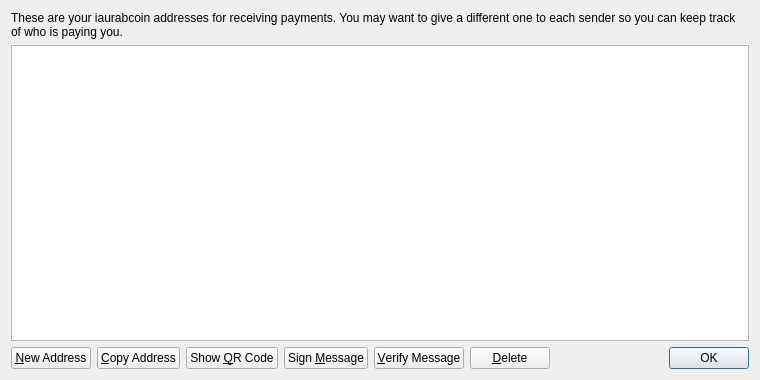
Old version of the form src/qt/forms/addressbookpage.ui in the repository Ferchodev/nuevo.
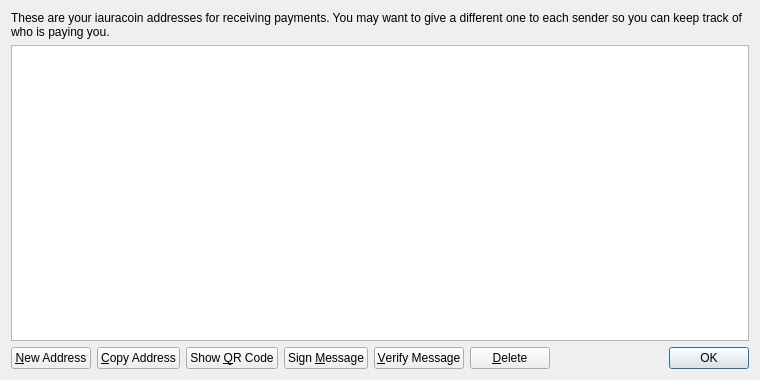
New version of the form. Icons and pictures are not drawn.

Diff of the .ui file:
```diff
--- a/src/qt/forms/addressbookpage.ui
+++ b/src/qt/forms/addressbookpage.ui
@@ -17,7 +17,7 @@
    <item>
     <widget class="QLabel" name="labelExplanation">
      <property name="text">
-      <string>These are your iaurabcoin addresses for receiving payments. You may want to give a different one to each sender so you can keep track of who is paying you.</string>
+      <string>These are your iauracoin addresses for receiving payments. You may want to give a different one to each sender so you can keep track of who is paying you.</string>
      </property>
      <property name="textFormat">
       <enum>Qt::PlainText</enum>
```
Left out of the diff: 4 changed lines with no effect on the pictures.
